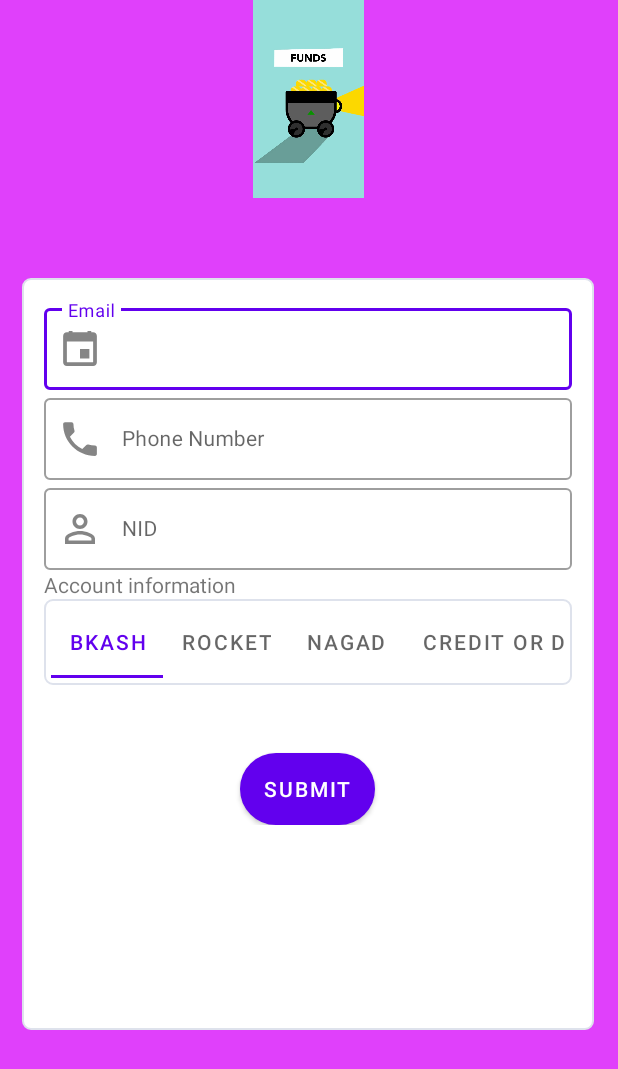
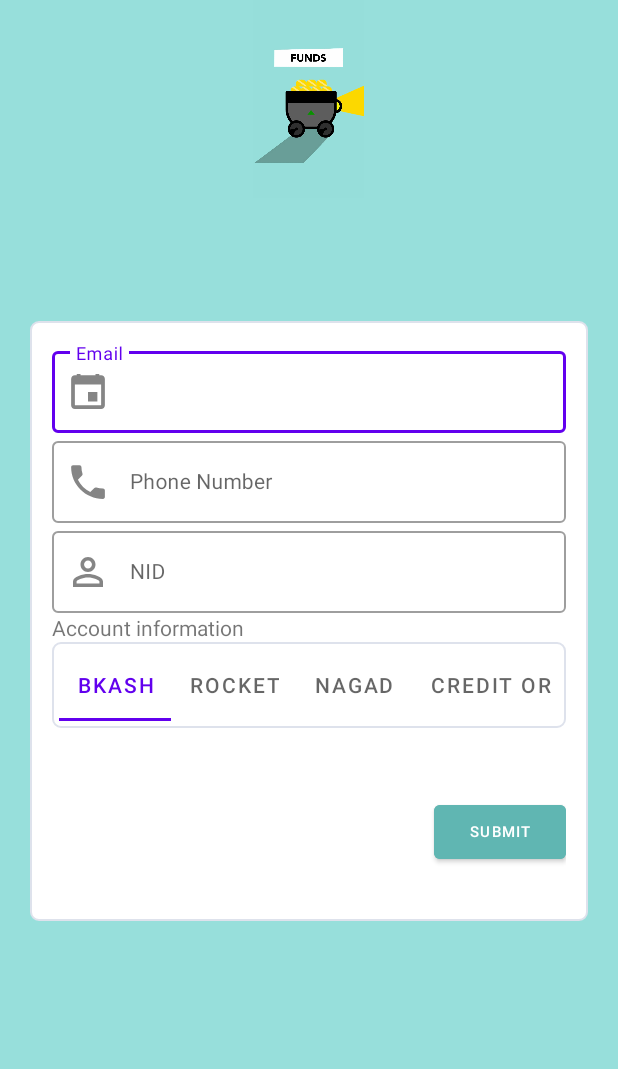
Before and after one commit to emon253/FundForChange, an Android app: the layout fragment_create_event2.xml on its own in the app's theme, with its tools: preview values and no code run, on a phone screen of 412 x 824 dp. Shown: the top 1069 px of the screen. Run offline under Robolectric (Android 15) with nearby library versions, the phone set to English and light mode, and no system bars; Roboto replaces fonts that are not available here.

Commit message:
ui changed

```diff
--- a/app/src/main/res/layout/fragment_create_event.xml
+++ b/app/src/main/res/layout/fragment_create_event.xml
@@ -135,7 +135,6 @@
                 app:boxStrokeColor="@color/black"
                 app:hintTextColor="@color/black"
                 app:startIconTint="@color/black"
-                app:startIconDrawable="@drawable/doller_icon"
                 tools:ignore="DuplicateIds,InvalidId">
 
                 <com.google.android.material.textfield.TextInputEditText
--- a/app/src/main/res/layout/fragment_create_event2.xml
+++ b/app/src/main/res/layout/fragment_create_event2.xml
@@ -5,7 +5,7 @@
     android:id="@+id/createEventPage2"
     android:layout_width="match_parent"
     android:layout_height="match_parent"
-    android:background="#E040FB"
+    android:background="#97DFDB"
     tools:context=".activities.user.event.CreateEventFragment">
 
     <ImageView
@@ -19,8 +19,10 @@
         app:layout_constraintTop_toTopOf="parent" />
 
     <ScrollView
-        android:layout_width="381dp"
-        android:layout_height="501dp"
+        android:layout_width="match_parent"
+        android:layout_height="400dp"
+        android:layout_marginLeft="20dp"
+        android:layout_marginRight="20dp"
         android:background="@drawable/shape"
         app:layout_constraintBottom_toBottomOf="parent"
         app:layout_constraintEnd_toEndOf="parent"
@@ -33,9 +35,9 @@
         <LinearLayout
             android:layout_width="match_parent"
             android:layout_height="match_parent"
-            android:padding="10dp"
+            android:orientation="vertical"
 
-            android:orientation="vertical">
+            android:padding="10dp">
 
             <!--            <com.google.android.material.textfield.TextInputLayout-->
             <!--                android:id="@+id/donationTypeFieldLayout"-->
@@ -90,6 +92,7 @@
                     android:textSize="14sp" />
 
             </com.google.android.material.textfield.TextInputLayout>
+
             <com.google.android.material.textfield.TextInputLayout
                 android:id="@+id/createEventNidField"
                 style="@style/Widget.MaterialComponents.TextInputLayout.OutlinedBox"
@@ -120,54 +123,48 @@
 
 
             <com.google.android.material.tabs.TabLayout
-                android:background="@drawable/shape"
                 android:layout_width="match_parent"
                 android:layout_height="wrap_content"
-                app:tabMode="scrollable"
-                app:tabContentStart="6dp">
+                android:background="@drawable/shape"
+                app:tabContentStart="6dp"
+                app:tabMode="scrollable">
 
                 <com.google.android.material.tabs.TabItem
                     android:layout_width="wrap_content"
                     android:layout_height="wrap_content"
-                    android:text="Bkash"
-                    />
+                    android:text="Bkash" />
 
                 <com.google.android.material.tabs.TabItem
                     android:layout_width="wrap_content"
                     android:layout_height="wrap_content"
-                    android:text="Rocket"
-                    />
+                    android:text="Rocket" />
 
                 <com.google.android.material.tabs.TabItem
                     android:layout_width="wrap_content"
                     android:layout_height="wrap_content"
-                    android:text="Nagad"
-                    />
+                    android:text="Nagad" />
 
                 <com.google.android.material.tabs.TabItem
                     android:layout_width="wrap_content"
                     android:layout_height="wrap_content"
-                    android:text="Credit or debit card"
-                    />
-
+                    android:text="Credit or debit card" />
 
 
             </com.google.android.material.tabs.TabLayout>
 
             <Button
-                android:id="@+id/eventRequestSubmitBtn"
+                android:id="@+id/submit"
                 android:layout_width="wrap_content"
                 android:layout_height="wrap_content"
                 android:layout_alignParentBottom="true"
+                android:layout_gravity="right"
                 android:layout_marginTop="45dp"
-                android:background="@drawable/shape_btn_rounded"
-                android:text="Submit"
-                android:layout_gravity="center_horizontal"
+                android:backgroundTint="#60B6B2"
+                android:text="submit"
                 android:textColor="#FFFFFF"
-                android:textSize="14sp" />
+                android:textSize="10sp" />
         </LinearLayout>
     </ScrollView>
 
 
-
 </androidx.constraintlayout.widget.ConstraintLayout>
```
Also changed, not shown: app/src/main/res/layout/activity_profile.xml (+11 -5 lines). Lines whose indentation alone changed are shown as unchanged.
